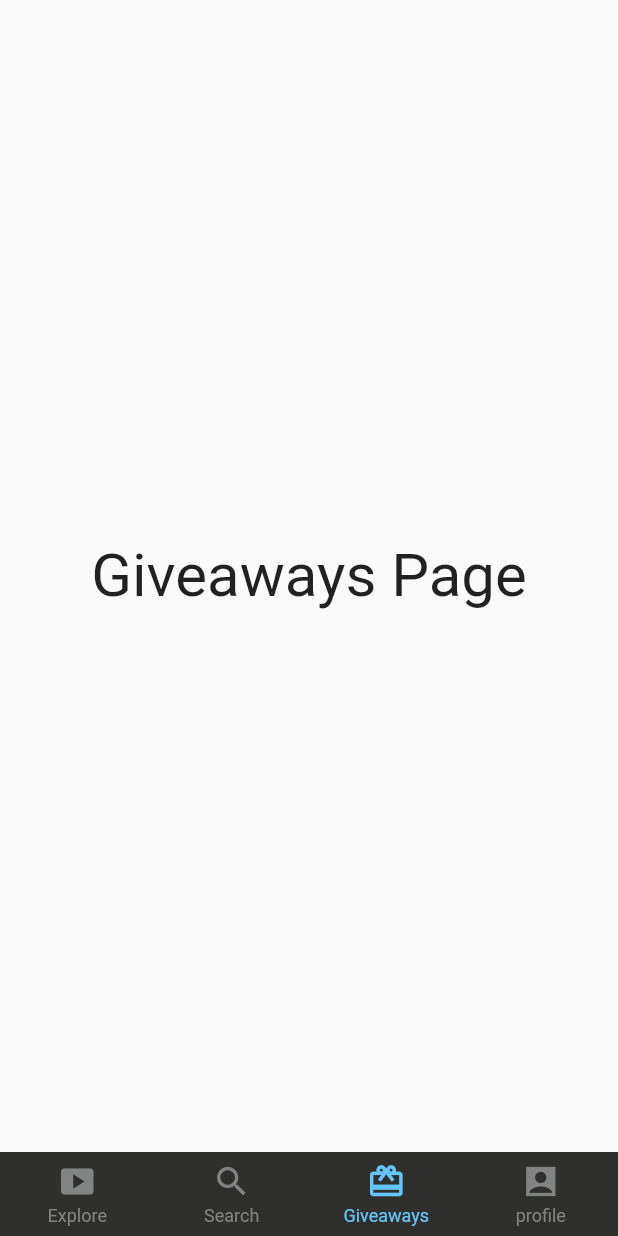
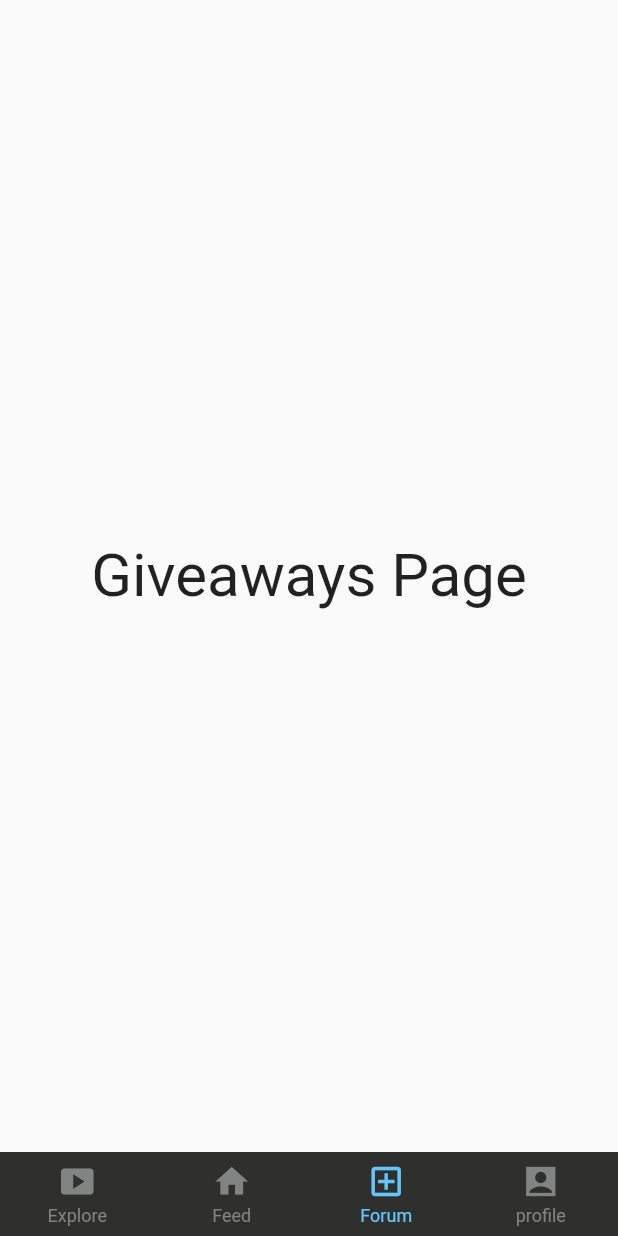
Before and after one commit to arshadmallik47/bgtv_App, a Flutter app: the MainScreen screen opened directly, item 3 of the bottom bar chosen, on a phone screen of 412 x 824 dp. Run offline on Flutter 3.47's test engine with Material 2 defaults, Android fonts, the phone set to English and light mode, and no system bars; drawn by our look-alikes of persistent_bottom_nav_bar.

Commit message:
main screen setup

```diff
--- a/lib/ui/main_screen/main_screen.dart
+++ b/lib/ui/main_screen/main_screen.dart
@@ -39,18 +39,19 @@ class _MainScreenState extends State<MainScreen> {
         inactiveColorPrimary: const Color.fromRGBO(130, 131, 131, 1),
         // textStyle: const TextStyle(fontSize: 17),
         icon: const Icon(
-          Icons.search,
+          Icons.home,
         ),
-        title: 'Search',
+        title: 'Feed',
       ),
       PersistentBottomNavBarItem(
         activeColorPrimary: const Color.fromRGBO(100, 198, 248, 1),
         inactiveColorPrimary: const Color.fromRGBO(130, 131, 131, 1),
         // textStyle: const TextStyle(fontSize: 17),
         icon: const Icon(
-          Icons.card_giftcard_outlined,
+          Icons.add_box_outlined,
+         // Icons.card_giftcard_outlined,
         ),
-        title: 'Giveaways',
+        title: 'Forum',
       ),
       PersistentBottomNavBarItem(
         activeColorPrimary: const Color.fromRGBO(100, 198, 248, 1),
```
